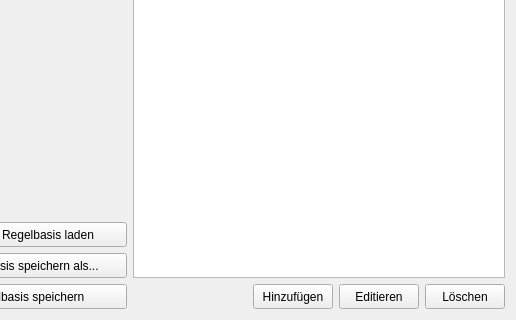
Above: UI/DatenbankMain.ui from Aeolitus/Sephrasto before the change; both pictures show x 84 to 600 and y 180 to 500 of the 600 by 500 pixel window. Below: the same form after it.
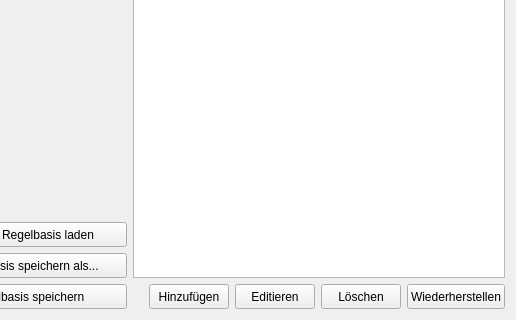
That is the form after the change.

Commit message: Added an inivisble button "Wiederherstellen" to DatenbankMain that can later be used to restore deleted db entries.

What changed in the file:
```diff
--- a/UI/DatenbankMain.ui
+++ b/UI/DatenbankMain.ui
@@ -193,6 +193,22 @@
            </property>
           </widget>
          </item>
+		 <item>
+          <widget class="QPushButton" name="buttonWiederherstellen">
+           <property name="minimumSize">
+            <size>
+             <width>0</width>
+             <height>25</height>
+            </size>
+           </property>
+           <property name="text">
+            <string>Wiederherstellen</string>
+           </property>
+		   <property name="visible">
+            <bool>False</bool>
+           </property>
+          </widget>
+         </item>
         </layout>
        </item>
       </layout>
```
The commit also changes 1 other file.
